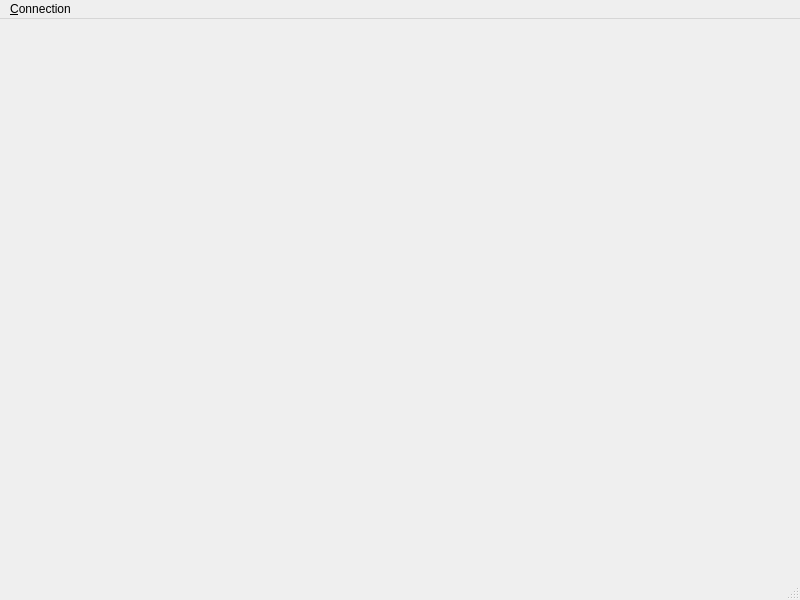
Qt form desktop/form_main.ui (nilscc/irc2me) before a commit.
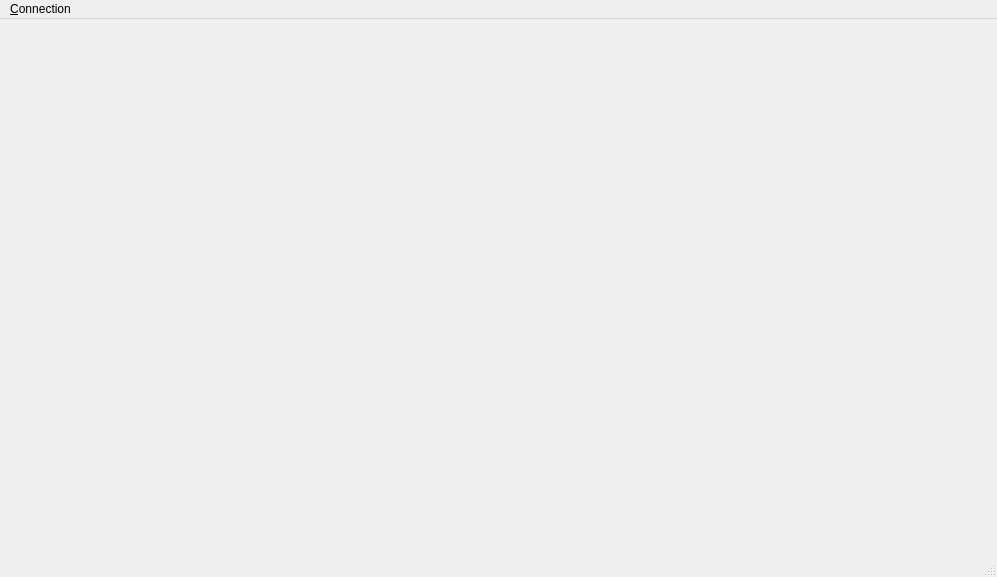
The same form after that commit.

What changed in the file:
```diff
--- a/desktop/form_main.ui
+++ b/desktop/form_main.ui
@@ -6,20 +6,22 @@
    <rect>
     <x>0</x>
     <y>0</y>
-    <width>800</width>
-    <height>600</height>
+    <width>997</width>
+    <height>577</height>
    </rect>
   </property>
   <property name="windowTitle">
    <string>MainWindow</string>
   </property>
-  <widget class="QWidget" name="centralwidget"/>
+  <widget class="QWidget" name="centralwidget">
+   <layout class="QHBoxLayout" name="horizontalLayout_2"/>
+  </widget>
   <widget class="QMenuBar" name="menubar">
    <property name="geometry">
     <rect>
      <x>0</x>
      <y>0</y>
-     <width>800</width>
+     <width>997</width>
      <height>21</height>
     </rect>
    </property>
```
Left out of the diff: 2 changed lines with no effect on the pictures.
